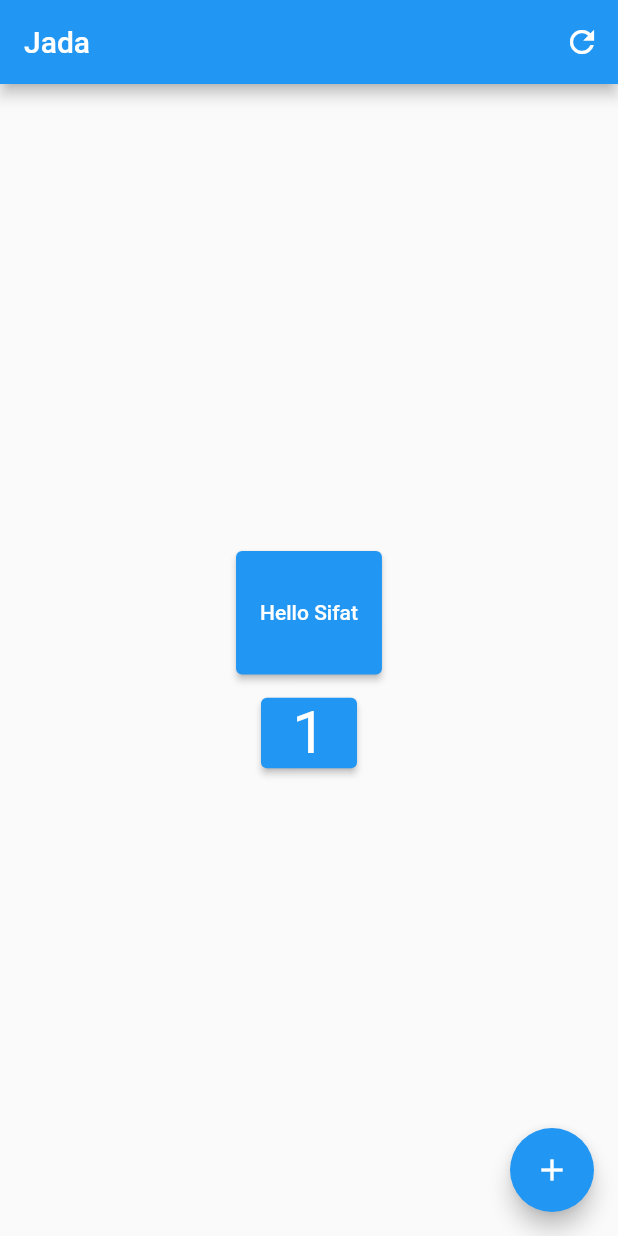
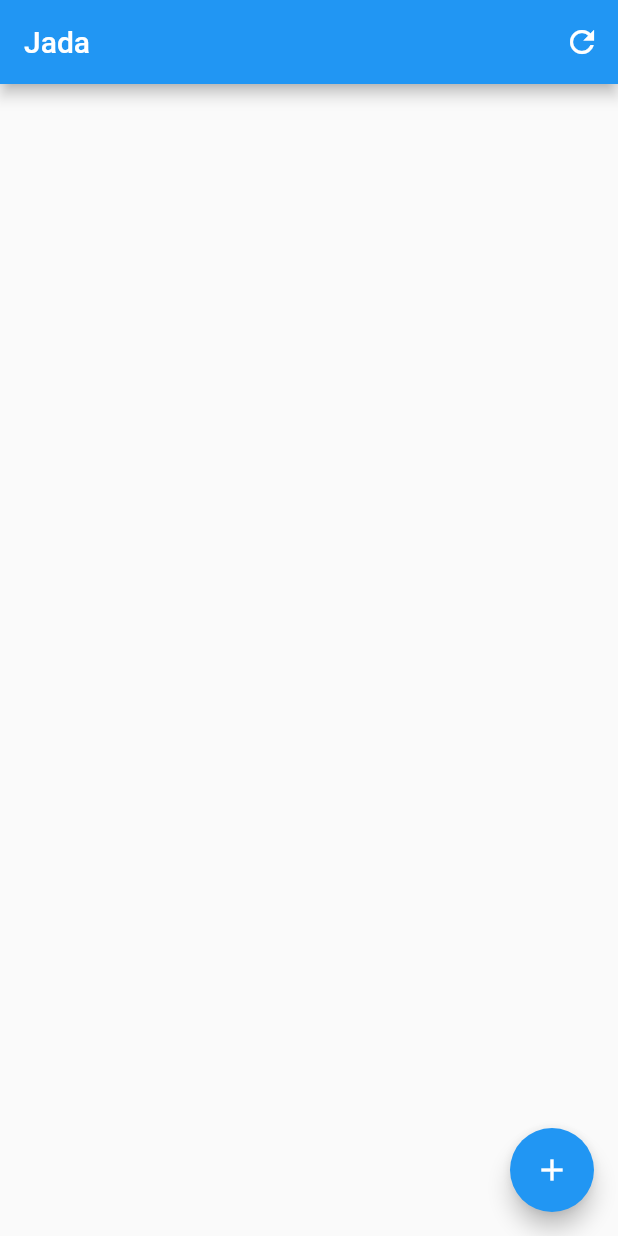
Before and after one commit to Md-Sifatullah617/jada, a Flutter app: the screen it shows after launch, after a tap on the "add" icon, on a phone screen of 412 x 824 dp. Run offline on Flutter 3.47's test engine with Material 2 defaults, Android fonts, the phone set to English and light mode, and no system bars; our stand-ins replace flutter_riverpod.

Commit message:
changing fiel

```diff
--- a/lib/api/api.dart
+++ b/lib/api/api.dart
@@ -1,6 +1,6 @@
 import 'dart:convert';
 import 'package:http/http.dart' as http;
-import 'package:jada/model.dart/usermodel.dart';
+import 'package:jada/model/usermodel.dart';
 
 class ApiServices {
   String endPoint = 'https://reqres.in/api/users?page=1';
--- a/lib/homepage.dart
+++ b/lib/homepage.dart
@@ -1,86 +1,24 @@
 import 'package:flutter/material.dart';
-import 'package:flutter_riverpod/flutter_riverpod.dart';
-import 'package:jada/api/api.dart';
-import 'package:jada/main.dart';
-import 'package:jada/model.dart/usermodel.dart';
-import 'package:jada/provider/view.dart';
 
-final apiProvider = Provider<ApiServices>((ref) => ApiServices());
-
-final userDataProvider = FutureProvider<List<UserModel>>((ref) {
-  return ref.read(apiProvider).getUser();
-});
-
-class MyHomePage extends ConsumerWidget {
+class MyHomePage extends StatelessWidget {
   const MyHomePage({super.key});
 
   @override
-  Widget build(BuildContext context, WidgetRef ref) {
-    final name = ref.watch(nameProvider);
-    final number = ref.watch(countMeIN);
-
-    ref.listen(countMeIN, (previous, next) {
-      if (next == 5) {
-        showDialog(
-            context: context,
-            builder: (context) {
-              return AlertDialog(
-                title: const Text("Attention"),
-                content: Text("Hi you reached at $next"),
-              );
-            });
-      }
-    });
+  Widget build(BuildContext context) {
     return Scaffold(
       appBar: AppBar(
         title: const Text("Jada"),
         actions: [
-          IconButton(
-              onPressed: () {
-                // ref.refresh(countMeIN);
-                ref.invalidate(countMeIN);
-              },
-              icon: const Icon(Icons.refresh))
+          IconButton(onPressed: () {}, icon: const Icon(Icons.refresh))
         ],
       ),
-      body: Center(
-        child: Column(
-          mainAxisAlignment: MainAxisAlignment.center,
-          crossAxisAlignment: CrossAxisAlignment.center,
-          children: [
-            //three buttons to navigate to the three main pages
-            ElevatedButton(
-              onPressed: () {
-                Navigator.push(
-                    context,
-                    MaterialPageRoute(
-                        builder: (context) => const FamilyMember()));
-              },
-              style: ButtonStyle(
-                  minimumSize: MaterialStateProperty.all(
-                      (MediaQuery.sizeOf(context) * 0.1))),
-              child: Text(name),
-            ),
-            SizedBox(
-              height: 15,
-            ),
-            ElevatedButton(
-                onPressed: () {},
-                child: Text(
-                  number.toString(),
-                  style: Theme.of(context)
-                      .textTheme
-                      .headlineLarge!
-                      .copyWith(color: Colors.white),
-                ))
-          ],
-        ),
+      body: const Column(
+        mainAxisAlignment: MainAxisAlignment.center,
+        crossAxisAlignment: CrossAxisAlignment.center,
+        children: [],
       ),
       floatingActionButton: FloatingActionButton(
-        onPressed: () {
-          //   ref.read(countMeIN.notifier).state++;
-          ref.read(countMeIN.notifier).update((state) => state + 1);
-        },
+        onPressed: () {},
         child: const Icon(Icons.add),
       ),
     );
--- a/lib/main.dart
+++ b/lib/main.dart
@@ -2,8 +2,6 @@ import "package:flutter/material.dart";
 import "package:flutter_riverpod/flutter_riverpod.dart";
 import "package:jada/homepage.dart";
 
-final nameProvider = Provider<String>((ref) => "Hello Sifat");
-final countMeIN = StateProvider<int>((ref) => 0);
 void main() {
   runApp(const ProviderScope(child: MyApp()));
 }
```
Also changed, not shown: lib/model/usermodel.dart (renamed from lib/model.dart/usermodel.dart).
